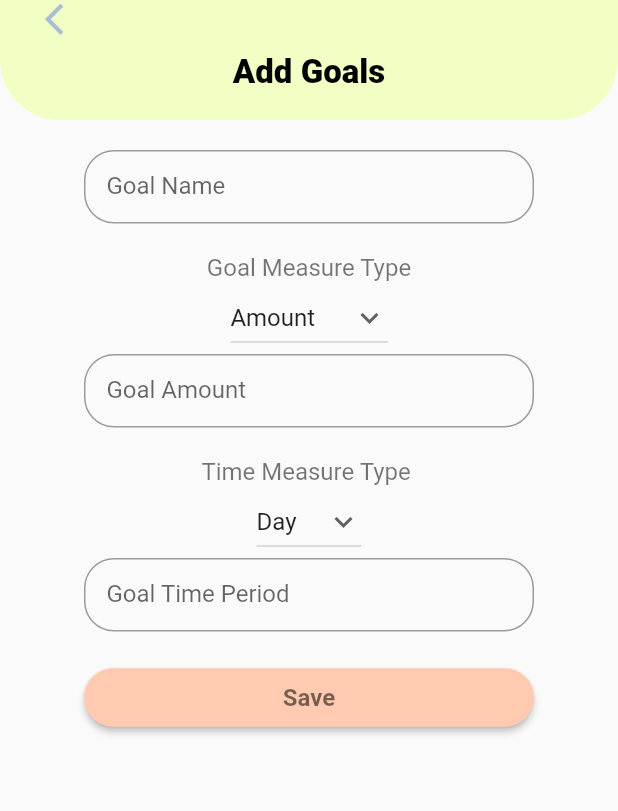
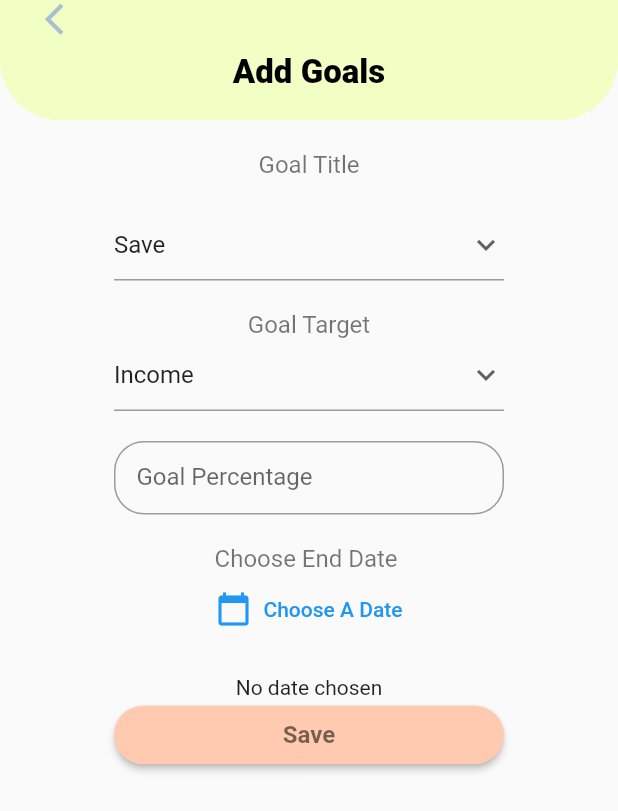
Before and after one commit to Beatrixkys/fyp, a Flutter app: the ManageGoalsScreen screen opened by its route, after a tap on "Add", on a phone screen of 412 x 824 dp. Shown: the top 811 px of the screen. Run offline on Flutter 3.47's test engine with Material 2 defaults, Android fonts, the phone set to English and light mode, and no system bars; our stand-ins replace cloud_firestore, firebase_auth, firebase_core, flutter_spinkit, form_field_validator, local_auth and 1 more; accounts and stored records are empty.

Commit message:
read_function_new_data_models

```diff
--- a/lib/components/cards.dart
+++ b/lib/components/cards.dart
@@ -213,7 +213,7 @@ class PersonaCard extends StatelessWidget {
   Widget build(BuildContext context) {
     return InkWell(
       onTap: () {
-        DatabaseService(user).updateUser(personaname, personaDescription);
+        DatabaseService(user).updatePersona(personaname, personaDescription);
       }, //update database details
       child: Container(
         height: 160,
--- a/lib/main.dart
+++ b/lib/main.dart
@@ -46,7 +46,7 @@ class MyApp extends StatelessWidget {
           '/goals': (context) => const GoalsScreen(),
           '/managefinance': (context) => const ManageFinanceScreen(),
           '/addfinance': (context) => const AddFinanceScreen(),
-          '/managegoals': (context) => const ManageGoalsScreen(),
+          '/managegoals': (context) => ManageGoalsScreen(),
           '/addgoals': (context) => const AddGoalsScreen(),
         },
       ),
--- /dev/null
+++ b/lib/models/finance.dart
@@ -0,0 +1,25 @@
+class AccountsData {
+  final String accountid;
+  final String name;
+  final int amount;
+
+  AccountsData(
+      {required this.accountid, required this.name, required this.amount});
+}
+
+class RecordsData {
+  final String recordid;
+  final String name;
+  final int amount;
+  final String accname;
+  final String recordtype;
+  final String recordcategory;
+
+  RecordsData(
+      {required this.recordid,
+      required this.name,
+      required this.amount,
+      required this.accname,
+      required this.recordtype,
+      required this.recordcategory});
+}
--- /dev/null
+++ b/lib/models/goals.dart
@@ -0,0 +1,18 @@
+import 'package:cloud_firestore/cloud_firestore.dart';
+
+class GoalsData {
+  final String goalsid;
+  final int amount;
+  final String target;
+  final String title;
+  final int progress;
+  final Timestamp enddate;
+
+  GoalsData(
+      {required this.goalsid,
+      required this.amount,
+      required this.target,
+      required this.title,
+      required this.progress,
+      required this.enddate});
+}
--- a/lib/screens/goals_screen.dart
+++ b/lib/screens/goals_screen.dart
@@ -1,3 +1,5 @@
+import 'package:cloud_firestore/cloud_firestore.dart';
+import 'package:firebase_auth/firebase_auth.dart';
 import 'package:flutter/material.dart';
 import 'package:form_field_validator/form_field_validator.dart';
 import 'package:fyp/components/buttons.dart';
@@ -7,7 +9,12 @@ import 'package:fyp/components/progress_bar.dart';
 import 'package:fyp/components/round_text.dart';
 import 'package:fyp/components/round_text_field.dart';
 import 'package:fyp/constant.dart';
+import 'package:fyp/models/goals.dart';
+import 'package:fyp/services/database.dart';
+import 'package:fyp/services/dtblists/goallist.dart';
 import 'package:fyp/services/menu.dart';
+import 'package:intl/intl.dart';
+import 'package:provider/provider.dart';
 
 class GoalsScreen extends StatelessWidget {
   const GoalsScreen({Key? key}) : super(key: key);
@@ -96,18 +103,21 @@ class GoalsScreen extends StatelessWidget {
 }
 
 class ManageGoalsScreen extends StatelessWidget {
-  const ManageGoalsScreen({Key? key}) : super(key: key);
+  ManageGoalsScreen({Key? key}) : super(key: key);
+  final FirebaseAuth _auth = FirebaseAuth.instance;
 
   @override
   Widget build(BuildContext context) {
+    final User? user = _auth.currentUser;
+    final uid = user!.uid;
     double width = MediaQuery.of(context).size.width;
-
-    List<String> goalsTarget = ['50% income', "20% expense", "10% savings"];
-    List<String> goalsTitle = ['Save', 'Reduce', 'Invest'];
 
     //final _formKey = GlobalKey<FormState>();
 
-    return Scaffold(
+    return StreamProvider<List<GoalsData>>.value(
+      initialData: const [],
+      value: DatabaseService(uid).goals,
+      child: Scaffold(
         body: SafeArea(
           child: Column(
             children: [
@@ -151,34 +161,19 @@ class ManageGoalsScreen extends StatelessWidget {
                       ],
                     ),
                     space,
-                  RoundFunctionText(
-                    title: goalsTitle[0],
-                    subtitle: goalsTarget[0],
-                    icon1: const Icon(Icons.edit_outlined),
-                    icon2: const Icon(Icons.delete_outlined),
-                  ),
-                  RoundFunctionText(
-                    title: goalsTitle[1],
-                    subtitle: goalsTarget[1],
-                    icon1: const Icon(Icons.edit_outlined),
-                    icon2: const Icon(Icons.delete_outlined),
-                  ),
-                  RoundFunctionText(
-                    title: goalsTitle[2],
-                    subtitle: goalsTarget[2],
-                    icon1: const Icon(Icons.edit_outlined),
-                    icon2: const Icon(Icons.delete_outlined),
-                  ),
+                    const SizedBox(height: 200, child: GoalList()),
                   ],
                 ),
               )),
             ],
           ),
         ),
+      ),
     );
   }
 }
 
+//!TODO ADD GOALS SCREEN EDIT
 class AddGoalsScreen extends StatefulWidget {
   const AddGoalsScreen({Key? key}) : super(key: key);
 
@@ -187,34 +182,46 @@ class AddGoalsScreen extends StatefulWidget {
 }
 
 class _AddGoalsScreenState extends State<AddGoalsScreen> {
-  String dropdownmeasurevalue = 'Amount';
-  String dropdownvalue = 'Day';
+  final FirebaseAuth _auth = FirebaseAuth.instance;
+
+  String dropdowntitlevalue = 'Save';
+  String dropdowntargetvalue = 'Income';
 //Form
   final _formKey = GlobalKey<FormState>();
-  final nameController = TextEditingController();
   final amountController = TextEditingController();
 
   final nameVal =
       MultiValidator([RequiredValidator(errorText: 'Field is Required')]);
+
+  final amountVal = MultiValidator([
+    RequiredValidator(errorText: 'Field is Required'),
+    RangeValidator(
+        min: 0, max: 100, errorText: 'Percentage must be in range 0-100')
+  ]);
+
+  DateTime? _dateTime;
+
   @override
   void dispose() {
-    nameController.dispose();
     amountController.dispose();
     super.dispose();
   }
 
   @override
   Widget build(BuildContext context) {
+    final User? user = _auth.currentUser;
+    //final uid = user!.uid;
+
     //visuals
     double width = MediaQuery.of(context).size.width;
 
     //initialised within the state
-    String name = "";
-    String amount = "";
+
+    String amount = "0";
 
     //mock database
-    List<String> goalMeasureType = ['Amount', 'Percentage'];
-    List<String> timing = ['Day', 'Month', 'Year'];
+    List<String> goalTitle = ['Save', 'Reduce'];
+    List<String> goalTarget = ['Income', 'Expense'];
 
     return Scaffold(
       body: SafeArea(
@@ -238,37 +245,28 @@ class _AddGoalsScreenState extends State<AddGoalsScreen> {
                 ),
               ),
               Expanded(
+                  child: SizedBox(
+                width: 300,
                 child: SingleChildScrollView(
                   padding: const EdgeInsets.symmetric(horizontal: 20),
                   child: Column(
                     children: [
                       space,
-                    RoundTextField(
-                      controller: nameController,
-                      title: "Goal Name",
-                      isPassword: false,
-                      onSaved: (String? value) {
-                        name != value;
-                      },
-                      validator: nameVal,
+                      const Text(
+                        'Goal Title',
+                        style: kSubTextStyle,
                       ),
                       space,
-                    const Text(
-                      'Goal Measure Type',
-                      style: kSubTextStyle,
-                    ),
 
-                    DropdownButton(
-                      value: dropdownmeasurevalue.isNotEmpty
-                          ? dropdownmeasurevalue
-                          : null,
+                      DropdownButtonFormField(
+                        value: dropdowntitlevalue,
                         icon: const Icon(Icons.keyboard_arrow_down_outlined),
                         onChanged: (String? newValue) {
                           setState(() {
-                          dropdownmeasurevalue = newValue!;
+                            dropdowntitlevalue = newValue!;
                           });
                         },
-                      items: goalMeasureType
+                        items: goalTitle
                             .map<DropdownMenuItem<String>>((String value) {
                           return DropdownMenuItem(
                             child: Text(value),
@@ -277,33 +275,22 @@ class _AddGoalsScreenState extends State<AddGoalsScreen> {
                         }).toList(),
                       ),
 
-                    //Goal Amount or Percemt
-                    RoundDoubleTextField(
-                      controller: amountController,
-                      title: "Goal Amount",
-                      onSaved: (String? value) {
-                        amount != value;
-                      },
-                      validator: nameVal,
-                    ),
                       space,
-
-                    //TIME
                       const Text(
-                      'Time Measure Type ',
+                        'Goal Target',
                         style: kSubTextStyle,
                       ),
 
-                    DropdownButton(
-                      value: dropdownvalue.isNotEmpty ? dropdownvalue : null,
+                      DropdownButtonFormField(
+                        value: dropdowntargetvalue,
                         icon: const Icon(Icons.keyboard_arrow_down_outlined),
                         onChanged: (String? newValue) {
                           setState(() {
-                          dropdownvalue = newValue!;
+                            dropdowntargetvalue = newValue!;
                           });
                         },
-                      items:
-                          timing.map<DropdownMenuItem<String>>((String value) {
+                        items: goalTarget
+                            .map<DropdownMenuItem<String>>((String value) {
                           return DropdownMenuItem(
                             child: Text(value),
                             value: value,
@@ -311,25 +298,73 @@ class _AddGoalsScreenState extends State<AddGoalsScreen> {
                         }).toList(),
                       ),
 
-                    //Time Amount
+                      space,
+
+                      //Goal Amount
                       RoundDoubleTextField(
                         controller: amountController,
-                        title: "Goal Time Period",
+                        title: "Goal Percentage",
                         onSaved: (String? value) {
                           amount != value;
                         },
-                        validator: nameVal),
+                        validator: nameVal,
+                      ),
+
                       space,
+
+                      //TIME
+                      const Text(
+                        'Choose End Date ',
+                        style: kSubTextStyle,
+                      ),
+
+                      TextButton.icon(
+                        onPressed: () async {
+                          DateTime? _newDate = await showDatePicker(
+                              context: context,
+                              firstDate: DateTime.now(),
+                              initialDate: DateTime.now(),
+                              lastDate: DateTime(2222));
+
+                          if (_newDate == null) return;
+
+                          setState(() => _dateTime = _newDate);
+                        },
+                        icon: const Icon(Icons.calendar_today),
+                        label: Text(_dateTime == null
+                            ? 'Choose A Date'
+                            : DateFormat('dd/MM/yyyy')
+                                .format(_dateTime!)
+                                .toString()),
+                      ),
+
+                      space,
+
+                      Text(_dateTime == null
+                          ? 'No date chosen'
+                          : DateFormat('dd/MM/yyyy')
+                              .format(_dateTime!)
+                              .toString()),
+
                       //save button
                       SizedBox(
                         width: 300,
                         child: ElevatedButton(
                           onPressed: () {
                             if (_formKey.currentState!.validate()) {
-                            amount = amountController.value.text;
-                            name = nameController.value.text;
+                              int amount =
+                                  int.parse(amountController.value.text);
+
+                              var target = dropdowntargetvalue;
+                              var title = dropdowntitlevalue;
+                              Timestamp enddate =
+                                  Timestamp.fromDate(_dateTime!);
+                              int progress = 0;
+
+                              DatabaseService(user!.uid).saveGoal(
+                                  amount, target, title, enddate, progress);
                             }
-                          Navigator.pushNamed(context, '/home');
+                            Navigator.pushNamed(context, '/goals');
                           },
                           child: const Text(
                             'Save',
@@ -340,6 +375,7 @@ class _AddGoalsScreenState extends State<AddGoalsScreen> {
                       ),
                     ],
                   ),
+                ),
               )),
             ],
           ),
--- a/lib/screens/profile_screen.dart
+++ b/lib/screens/profile_screen.dart
@@ -20,9 +20,7 @@ class _ProfileScreenState extends State<ProfileScreen> {
 
   final FirebaseAuth _authUser = FirebaseAuth.instance;
 
-//TODO!
-//1. Create a ListTile for User
-//2. Create a ListBuilder for User (do in the same file)
+
 
   final AuthService _auth = AuthService();
 //push data into firebase here
--- a/lib/screens/setup_profile_accounts.dart
+++ b/lib/screens/setup_profile_accounts.dart
@@ -134,7 +134,7 @@ class _SetUpProfileAndAccountsScreenState
                                             amountController.value.text);
 
                                         await DatabaseService(uid)
-                                            .updateAccount(name, amount);
+                                            .saveAccount(name, amount);
 
                                         nameController.clear();
                                         amountController.clear();
@@ -174,7 +174,7 @@ class _SetUpProfileAndAccountsScreenState
                                       int.parse(amountController.value.text);
 
                                   await DatabaseService(uid)
-                                      .updateAccount(name, amount);
+                                      .saveAccount(name, amount);
                                 }
 
                                 Navigator.pushNamed(context, '/home');
```
Also changed, not shown: lib/screens/finance_screen.dart (+92 -37 lines), lib/services/database.dart (+157 -10 lines), lib/services/dtblists/acclist.dart (added, +59 -0 lines), lib/services/dtblists/goallist.dart (added, +52 -0 lines), lib/services/dtblists/reclist.dart (added, +56 -0 lines). Lines whose indentation alone changed are shown as unchanged.
